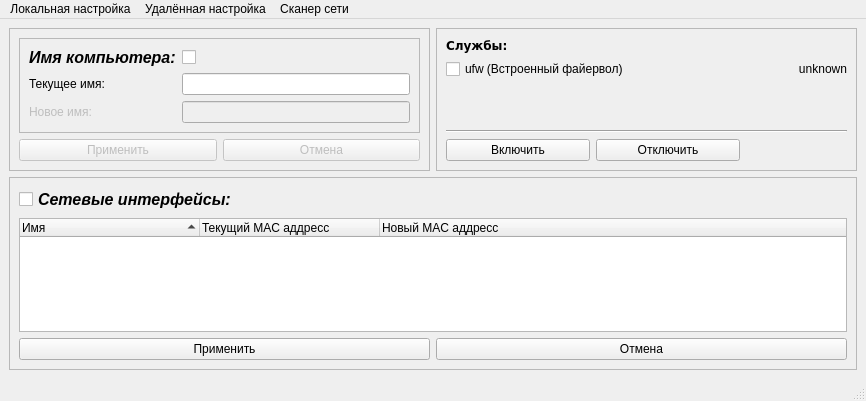
dreadsolnce/currentProjects, file adminka/qt/MainChangeSettingsWindow.ui: the form before one commit.
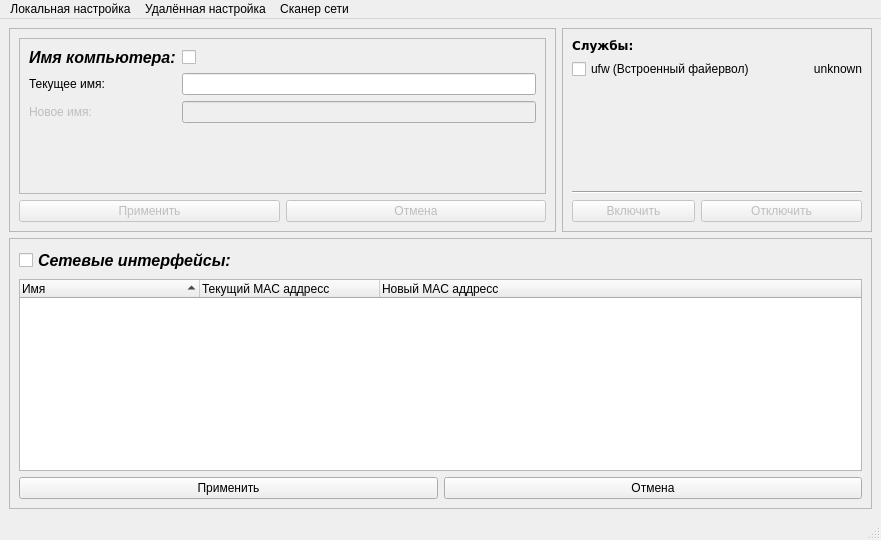
The form after the commit. Icons and pictures are not drawn.

What changed in the file:
```diff
--- a/adminka/qt/MainChangeSettingsWindow.ui
+++ b/adminka/qt/MainChangeSettingsWindow.ui
@@ -6,8 +6,8 @@
    <rect>
     <x>0</x>
     <y>0</y>
-    <width>866</width>
-    <height>401</height>
+    <width>881</width>
+    <height>540</height>
    </rect>
   </property>
   <property name="maximumSize">
@@ -287,7 +287,7 @@
          </property>
         </widget>
        </item>
-       <item row="1" column="0" colspan="2">
+       <item row="1" column="0" colspan="3">
         <widget class="QCheckBox" name="checkBox_ufw">
          <property name="enabled">
           <bool>true</bool>
@@ -300,7 +300,7 @@
          </property>
         </widget>
        </item>
-       <item row="1" column="2">
+       <item row="1" column="3">
         <widget class="QLabel" name="label_ufw">
          <property name="enabled">
           <bool>true</bool>
@@ -328,7 +328,7 @@
          </property>
         </widget>
        </item>
-       <item row="2" column="0">
+       <item row="2" column="1">
         <spacer name="verticalSpacer">
          <property name="orientation">
           <enum>Qt::Vertical</enum>
@@ -341,7 +341,7 @@
          </property>
         </spacer>
        </item>
-       <item row="3" column="0" colspan="3">
+       <item row="3" column="0" colspan="4">
         <widget class="Line" name="line_services">
          <property name="sizePolicy">
           <sizepolicy hsizetype="Expanding" vsizetype="Fixed">
@@ -354,8 +354,11 @@
          </property>
         </widget>
        </item>
-       <item row="4" column="0">
+       <item row="4" column="0" colspan="2">
         <widget class="QPushButton" name="pushButton_serv_otm">
+         <property name="enabled">
+          <bool>false</bool>
+         </property>
          <property name="sizePolicy">
           <sizepolicy hsizetype="Expanding" vsizetype="Fixed">
            <horstretch>0</horstretch>
@@ -370,8 +373,11 @@
          </property>
         </widget>
        </item>
-       <item row="4" column="1">
+       <item row="4" column="2" colspan="2">
         <widget class="QPushButton" name="pushButton_serv_prim">
+         <property name="enabled">
+          <bool>false</bool>
+         </property>
          <property name="sizePolicy">
           <sizepolicy hsizetype="Expanding" vsizetype="Fixed">
            <horstretch>0</horstretch>
@@ -513,7 +519,7 @@
     <rect>
      <x>0</x>
      <y>0</y>
-     <width>866</width>
+     <width>881</width>
      <height>24</height>
     </rect>
    </property>
```
